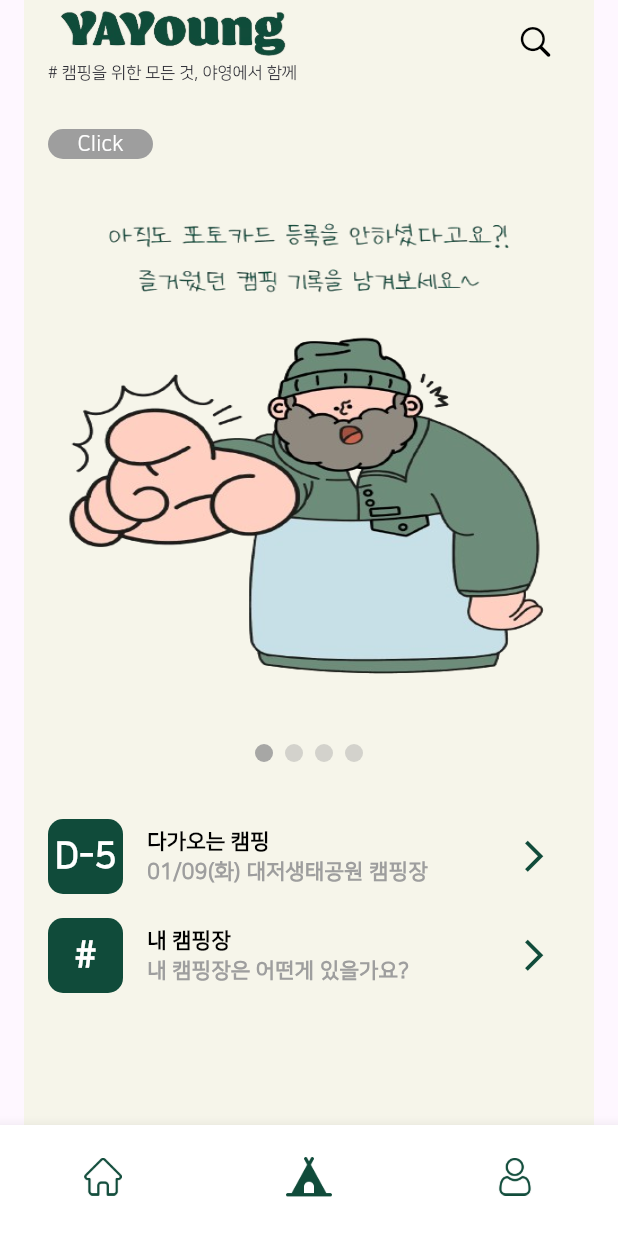
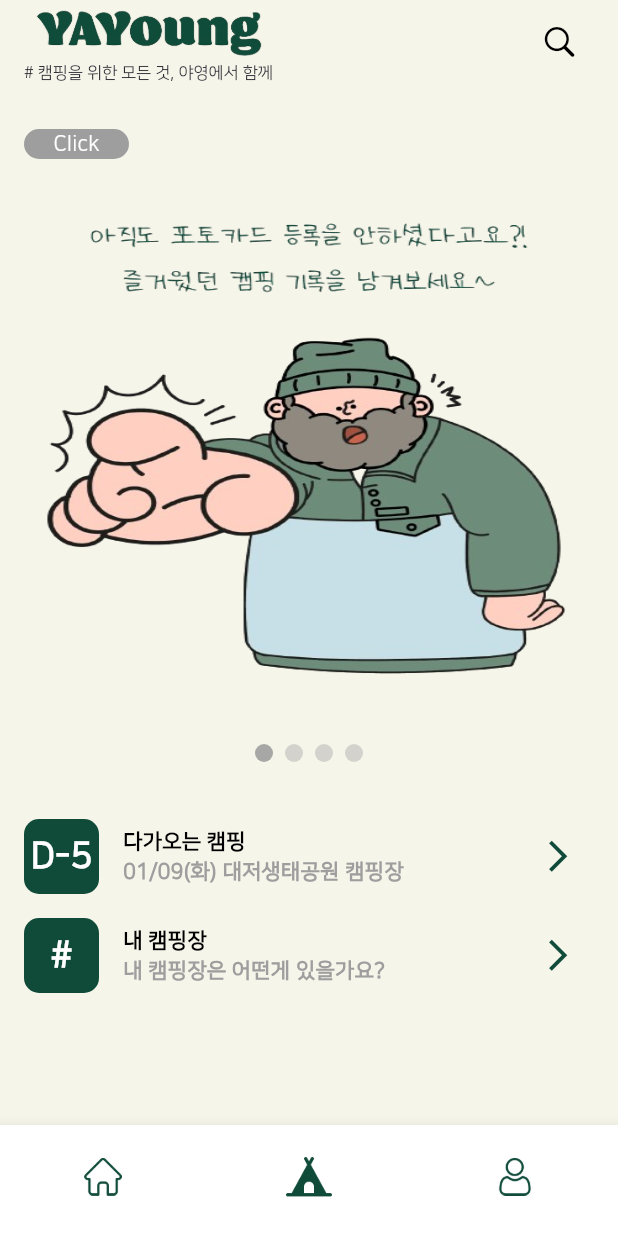
Before and after one commit to bbarkse93/project-yayoung-flutter, a Flutter app: the screen it shows after launch, item 2 of the bottom bar chosen, on a phone screen of 412 x 824 dp. Run offline on Flutter 3.47's test engine with Material 3 defaults, Android fonts, the phone set to English and light mode, and no system bars; drawn by our look-alikes of carousel_slider; our stand-ins replace animated_splash_screen, dio, flutter_secure_storage, logger, validators.

Commit message:
브랜치 이동

```diff
--- a/lib/_core/constants/move.dart
+++ b/lib/_core/constants/move.dart
@@ -3,7 +3,7 @@ import 'package:team_project/ui/pages/auth/login_page.dart';
 import 'package:team_project/ui/pages/campsite/search_campsite_page.dart';
 import 'package:team_project/ui/pages/home/home_page.dart';
 import 'package:team_project/ui/pages/home/my_camping_schedule.dart';
-import 'package:team_project/ui/pages/my_page/MainScreen.dart';
+import 'package:team_project/ui/pages/my_page/main_page.dart';
 import 'package:team_project/ui/pages/splash/splash_page.dart';
 
 class Move {
--- a/lib/ui/pages/my_page/MainScreen.dart
+++ b/lib/ui/pages/my_page/main_page.dart
@@ -1,10 +1,12 @@
+
+
 
 import 'package:flutter/material.dart';
 import 'package:team_project/_core/constants/color.dart';
 import 'package:team_project/ui/pages/auth/login_page.dart';
 import 'package:team_project/ui/pages/home/home_page.dart';
 import 'package:team_project/ui/pages/my_page/test.dart';
-import 'package:team_project/ui/widgets/NavigationItem.dart';
+import 'package:team_project/ui/widgets/navigation_Item.dart';
 
 class MainScreen extends StatefulWidget {
   const MainScreen({Key? key}) : super(key: key);
@@ -34,8 +36,6 @@ class _MainScreenState extends State<MainScreen>
   Widget build(BuildContext context) {
     return Scaffold(
       body: SafeArea(
-        child: Padding(
-          padding: const EdgeInsets.symmetric(horizontal: 16.0),
           child: IndexedStack(
             index: _currentIndex,
             children: [
@@ -45,7 +45,6 @@ class _MainScreenState extends State<MainScreen>
             ],
           ),
         ),
-      ),
       bottomNavigationBar: BottomNavigationBar(
         items: List.generate(
           navigationItem.length,
--- a/lib/ui/pages/my_page/test.dart
+++ b/lib/ui/pages/my_page/test.dart
@@ -1,7 +1,8 @@
+
+
+
 import 'package:flutter/material.dart';
 import 'package:team_project/_core/constants/icon.dart';
-
-
 
 class Test extends StatelessWidget {
   const Test({super.key});
@@ -13,7 +14,6 @@ class Test extends StatelessWidget {
         children: [
           imageBottomBarCamping(mColor: Colors.red),
           iconCity()
-
         ],
       ),
     );
--- a/lib/ui/widgets/NavigationItem.dart
+++ b/lib/ui/widgets/navigation_Item.dart
@@ -1,4 +1,3 @@
-
 import 'package:team_project/_core/constants/icon.dart';
 
 class NavigationItem {
```
